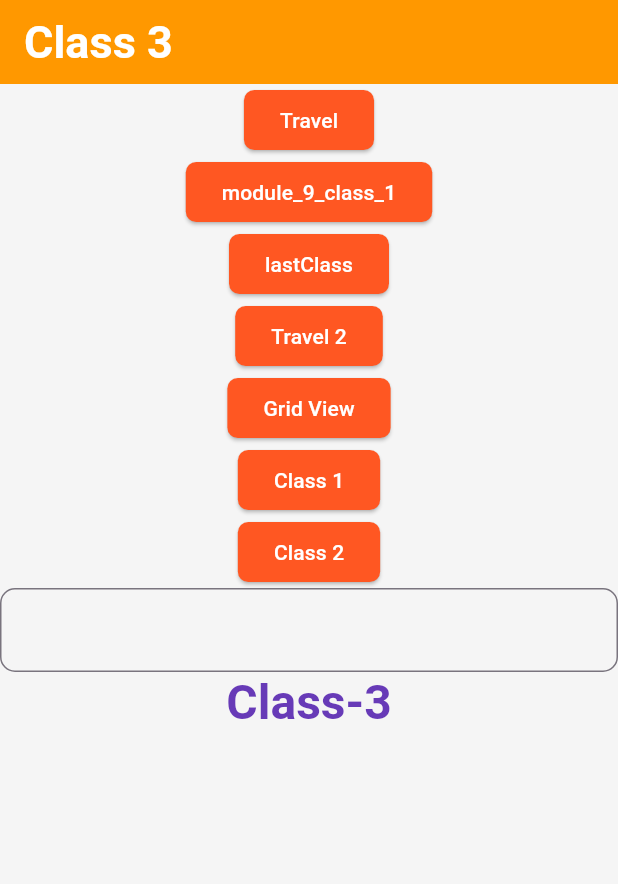
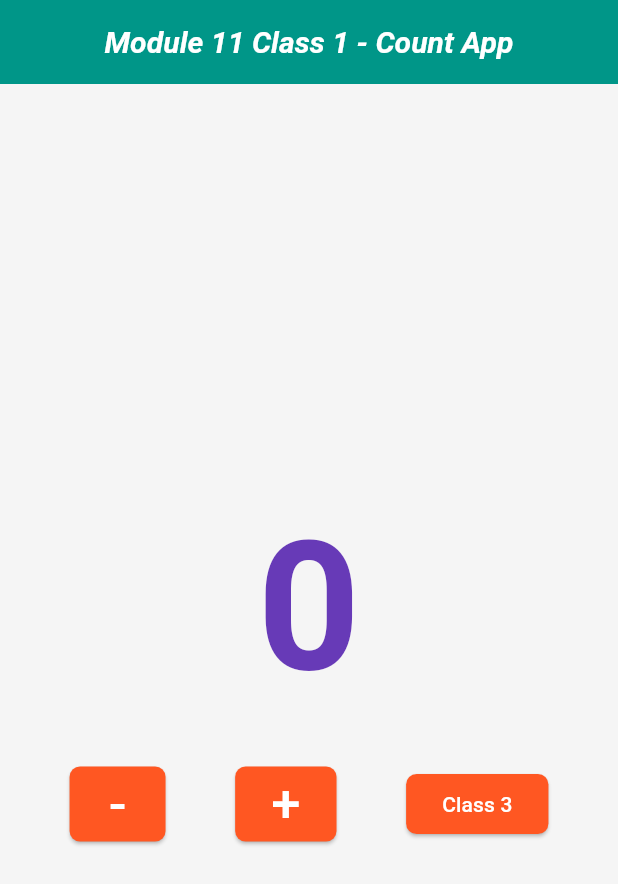
Before and after one commit to Shamsul-Abir/flutter_first_project, a Flutter app: the screen it shows after launch, on a phone screen of 412 x 824 dp. Shown: the top 884 px of the screen. Run offline on Flutter 3.47's test engine with Material 3 defaults, Android fonts, the phone set to English and light mode, and no system bars.

Commit message:
counter_app.dart

```diff
--- /dev/null
+++ b/lib/Module_11/module_11_class_1/counter_app.dart
@@ -0,0 +1,114 @@
+//count App
+
+//Life Cycle
+
+import 'package:flutter/material.dart';
+
+import '../../Module_9/module_9_class_3.dart';
+
+class CounterApp extends StatefulWidget{  //converting stless to stfull "alt+enter"
+  CounterApp({super.key}){
+    print('1 Constructor');
+  }
+
+  @override
+  State<CounterApp> createState() {
+    print('2 Create State');
+    return _CounterAppState();
+  }
+}
+
+class _CounterAppState extends State<CounterApp> {
+  int number = 0;
+ //after adding this we removed text from Column text and added method number.toString()
+
+  @override
+  void initState() {
+    // TODO: implement initState
+    super.initState();
+    print('3 Init State');
+  }
+
+  @override
+  void deactivate() {
+    // TODO: implement deactivate
+    print('4 Deactivate');
+    super.deactivate();
+  }
+
+  @override
+  void dispose() {
+    // TODO: implement dispose
+    print('5 Dispose'); //this method will do anything automatically by its command
+    //it can be also used to logout automatically
+    super.dispose();
+  }
+
+  @override
+  Widget build(BuildContext context) {
+    return Scaffold(
+      appBar: AppBar(
+        backgroundColor: Colors.teal,
+        title: Text(
+          'Module 11 Class 1 - Count App',
+          style: TextStyle(
+            fontSize: 20,
+            fontWeight: FontWeight.bold,
+            fontStyle: FontStyle.italic,
+          ),
+        ),
+        centerTitle: true,
+      ),
+
+      body: Column(
+        mainAxisAlignment: MainAxisAlignment.center,
+        children: [
+          Text(
+            number.toString(),
+            style: TextStyle(
+              fontSize: 120,
+              fontWeight: FontWeight.bold,
+              color: Colors.deepPurple,
+            ),
+          ),
+          SizedBox(height: 20),
+          Row(
+            mainAxisAlignment: MainAxisAlignment.spaceEvenly,
+            children: [
+              ElevatedButton(
+                onPressed: () {
+                  setState(() {
+                    number--;
+                    print(number);
+                  });
+                },
+                child: Text('-', style: TextStyle(fontSize: 35)),
+              ),
+              // Spacer(),  //this will take as much space as possible betweem 2 buttons
+              ElevatedButton(
+                onPressed: () {
+                  setState(() {  //by using this method this will automatically refresh & change device state
+                    number++;
+                    print(number);
+                  });
+                },
+                child: Text('+', style: TextStyle(fontSize: 35)),
+              ),
+              ElevatedButton(onPressed: (){
+                // Navigator.push(context, MaterialPageRoute(builder: (context)=>module9class3()));
+
+                //to show dispose & deactivate, this will not go back and if you use back button
+                //this will directly cuts the program
+                //and to run this method you have to use pushReplacement
+                Navigator.pushReplacement(context, MaterialPageRoute(builder: (context)=>module9class3()));
+
+              }, child: Text('Class 3'))
+            ],
+          ),
+        ],
+      ),
+    );
+  }
+}
+
+//34.40 minutes class module 11 class 1
--- a/lib/Module_9/module_9_class_2.dart
+++ b/lib/Module_9/module_9_class_2.dart
@@ -36,7 +36,7 @@ class module_9_class_2 extends StatelessWidget {
                 child: Text('Home', style: TextStyle(color: Colors.white)),
               ),
               Tab(
-                icon: Icon(Icons.star, color: Colors.white),
+                icon: Icon(Icons.star, color: Colors.orangeAccent),
                 child: Text(
                   'Favourites',
                   style: TextStyle(color: Colors.white),
--- a/lib/app.dart
+++ b/lib/app.dart
@@ -1,5 +1,6 @@
 //take an empty page in flutter
 
+import 'package:first_flutter_project/Module_11/module_11_class_1/counter_app.dart';
 import 'package:first_flutter_project/Module_8/list_view.dart';
 import 'package:first_flutter_project/Module_8/module_8_class_3.dart';
 import 'package:first_flutter_project/Module_9/module_9_class_1.dart';
@@ -77,12 +78,15 @@ class MyApp extends StatelessWidget {
       //while working on materials - this process hot reload will not gonna work
       //totally to have to run manually
       // initialRoute: '/module_9_class_3',
-      initialRoute: '/module_9_class_3',
+      initialRoute: '/counter_app',
       routes: {
         '/home': (context) => FlutterClass3(),
         '/module_9_class_1': (context) => Alert(),
         '/lastClass': (context) => ownWidget(),
         '/module_9_class_3': (context) => module9class3(),
+        '/module_9_class_2': (context) => module_9_class_2(),
+        '/counter_app': (context) => CounterApp(),
+
       },
       //this will go to TravelHomeScreen page by using '/' this sign
 
```
Also changed, not shown: lib/Module_11/module_11_class_1/lifeCycle.dart (added, +24 -0 lines).
